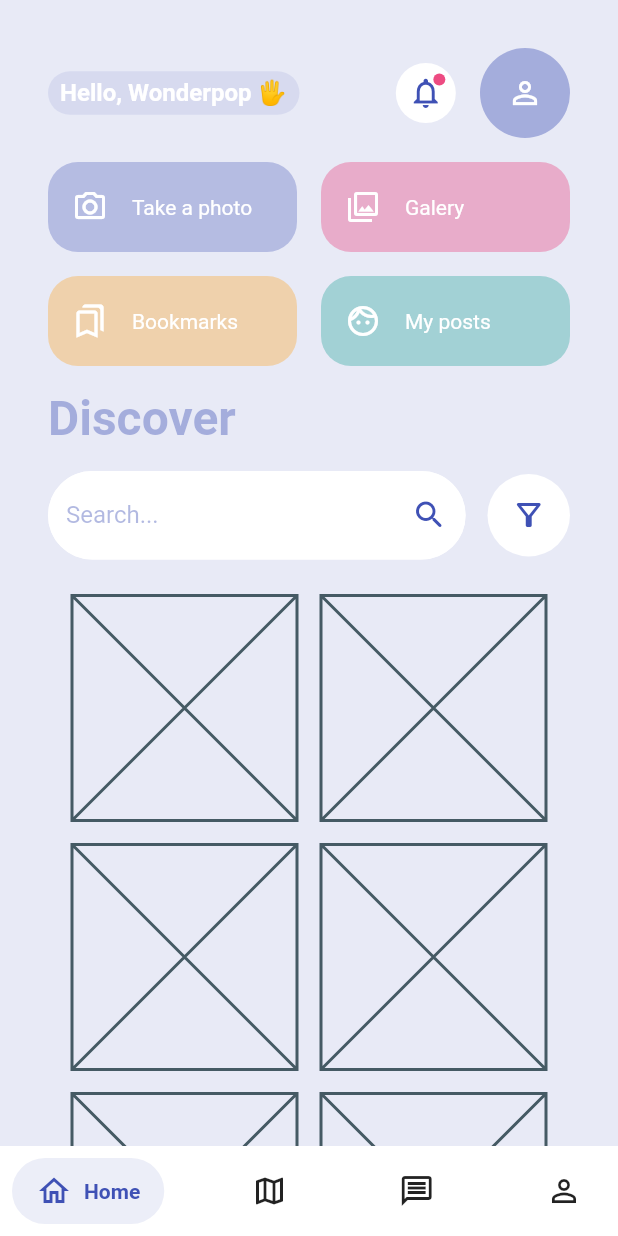
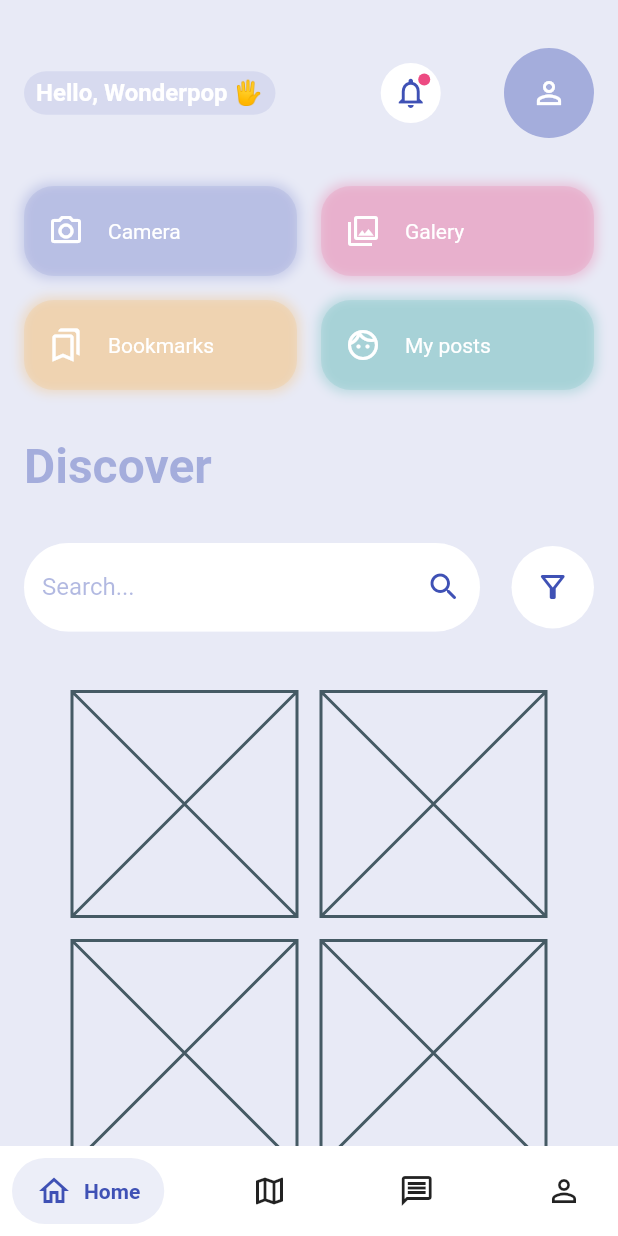
Before and after one commit to wonderpops/ocean_slicks, a Flutter app: the screen it shows after launch, on a phone screen of 412 x 824 dp. Run offline on Flutter 3.47's test engine with Material 2 defaults, Android fonts, the phone set to English and light mode, and no system bars; drawn by our look-alikes of salomon_bottom_bar; our stand-ins replace camera, get; missing offline and left inert: universe.

Commit message:
Small redesign

```diff
--- a/lib/widgets/home_screen/home_screen.dart
+++ b/lib/widgets/home_screen/home_screen.dart
@@ -8,23 +8,23 @@ class HomeScreenWidget extends StatelessWidget {
     return Container(
       child: SingleChildScrollView(
         child: Padding(
-          padding: const EdgeInsets.symmetric(horizontal: 32, vertical: 32),
+          padding: const EdgeInsets.symmetric(horizontal: 16, vertical: 32),
           child: Column(
             crossAxisAlignment: CrossAxisAlignment.start,
             mainAxisAlignment: MainAxisAlignment.spaceAround,
             children: [
               _PersonDataWidget(),
-              SizedBox(height: 16),
+              SizedBox(height: 32),
               _ActionButtons(),
-              SizedBox(height: 16),
+              SizedBox(height: 32),
               Text('Discover',
                   style: TextStyle(
                       fontSize: 32,
                       color: Colors.indigo.withOpacity(.4),
                       fontWeight: FontWeight.bold)),
-              SizedBox(height: 16),
+              SizedBox(height: 32),
               _SearchWidget(),
-              SizedBox(height: 16),
+              SizedBox(height: 32),
               _DiscoverWidget()
             ],
           ),
@@ -115,6 +115,7 @@ class _PersonDataWidget extends StatelessWidget {
               )
             ],
           ),
+          SizedBox(width: 4),
           CircleAvatar(
             radius: 30,
             backgroundColor: Colors.indigo.withOpacity(.4),
@@ -122,6 +123,229 @@ class _PersonDataWidget extends StatelessWidget {
           )
         ],
       ),
+    );
+  }
+}
+
+class _ActionButtons extends StatelessWidget {
+  const _ActionButtons({Key? key}) : super(key: key);
+
+  @override
+  Widget build(BuildContext context) {
+    return Column(
+      children: [
+        Row(
+          children: [
+            Flexible(
+              child: Stack(
+                children: [
+                  Container(
+                    height: 60,
+                    decoration: BoxDecoration(
+                        color: Colors.indigo.withOpacity(.1),
+                        boxShadow: [
+                          BoxShadow(
+                            color: Colors.indigo.withOpacity(.2),
+                            spreadRadius: 2,
+                            blurRadius: 6,
+                            offset: const Offset(0, 0),
+                          ),
+                        ],
+                        borderRadius: BorderRadius.circular(20)),
+                    child: Row(
+                        mainAxisAlignment: MainAxisAlignment.start,
+                        children: [
+                          SizedBox(width: 16),
+                          Icon(
+                            Icons.photo_camera_outlined,
+                            color: Colors.white,
+                          ),
+                          SizedBox(width: 16),
+                          Text(
+                            'Camera',
+                            style: TextStyle(color: Colors.white),
+                          ),
+                        ]),
+                  ),
+                  Material(
+                    color: Colors.transparent,
+                    child: InkWell(
+                      onTap: () {
+                        print('lol');
+                      },
+                      splashColor: Colors.indigo.withOpacity(.1),
+                      hoverColor: Colors.indigo.withOpacity(.1),
+                      highlightColor: Colors.indigo.withOpacity(.1),
+                      borderRadius: BorderRadius.circular(20),
+                      child: Container(
+                        alignment: Alignment.center,
+                        height: 60,
+                      ),
+                    ),
+                  ),
+                ],
+              ),
+            ),
+            SizedBox(width: 16),
+            Flexible(
+              child: Stack(
+                children: [
+                  Container(
+                    height: 60,
+                    decoration: BoxDecoration(
+                        color: Colors.pink.withOpacity(.1),
+                        boxShadow: [
+                          BoxShadow(
+                            color: Colors.pink.withOpacity(.2),
+                            spreadRadius: 2,
+                            blurRadius: 6,
+                            offset: const Offset(0, 0),
+                          ),
+                        ],
+                        borderRadius: BorderRadius.circular(20)),
+                    child: Row(
+                        mainAxisAlignment: MainAxisAlignment.start,
+                        children: [
+                          SizedBox(width: 16),
+                          Icon(
+                            Icons.photo_library_outlined,
+                            color: Colors.white,
+                          ),
+                          SizedBox(width: 16),
+                          Text(
+                            'Galery',
+                            style: TextStyle(color: Colors.white),
+                          ),
+                        ]),
+                  ),
+                  Material(
+                    color: Colors.transparent,
+                    child: InkWell(
+                      onTap: () {
+                        print('lol');
+                      },
+                      splashColor: Colors.pink.withOpacity(.1),
+                      hoverColor: Colors.pink.withOpacity(.1),
+                      highlightColor: Colors.pink.withOpacity(.1),
+                      borderRadius: BorderRadius.circular(20),
+                      child: Container(
+                        alignment: Alignment.center,
+                        height: 60,
+                      ),
+                    ),
+                  ),
+                ],
+              ),
+            ),
+          ],
+        ),
+        SizedBox(height: 16),
+        Row(
+          children: [
+            Flexible(
+              child: Stack(
+                children: [
+                  Container(
+                    height: 60,
+                    decoration: BoxDecoration(
+                        color: Colors.orange.withOpacity(.1),
+                        boxShadow: [
+                          BoxShadow(
+                            color: Colors.orange.withOpacity(.2),
+                            spreadRadius: 2,
+                            blurRadius: 6,
+                            offset: const Offset(0, 0),
+                          ),
+                        ],
+                        borderRadius: BorderRadius.circular(20)),
+                    child: Row(
+                        mainAxisAlignment: MainAxisAlignment.start,
+                        children: [
+                          SizedBox(width: 16),
+                          Icon(
+                            Icons.bookmarks_outlined,
+                            color: Colors.white,
+                          ),
+                          SizedBox(width: 16),
+                          Text(
+                            'Bookmarks',
+                            style: TextStyle(color: Colors.white),
+                          ),
+                        ]),
+                  ),
+                  Material(
+                    color: Colors.transparent,
+                    child: InkWell(
+                      onTap: () {
+                        print('lol');
+                      },
+                      splashColor: Colors.orange.withOpacity(.1),
+                      hoverColor: Colors.orange.withOpacity(.1),
+                      highlightColor: Colors.orange.withOpacity(.1),
+                      borderRadius: BorderRadius.circular(20),
+                      child: Container(
+                        alignment: Alignment.center,
+                        height: 60,
+                      ),
+                    ),
+                  ),
+                ],
+              ),
+            ),
+            SizedBox(width: 16),
+            Flexible(
+              child: Stack(
+                children: [
+                  Container(
+                    height: 60,
+                    decoration: BoxDecoration(
+                        color: Colors.teal.withOpacity(.1),
+                        boxShadow: [
+                          BoxShadow(
+                            color: Colors.teal.withOpacity(.2),
+                            spreadRadius: 2,
+                            blurRadius: 6,
+                            offset: const Offset(0, 0),
+                          ),
+                        ],
+                        borderRadius: BorderRadius.circular(20)),
+                    child: Row(
+                        mainAxisAlignment: MainAxisAlignment.start,
+                        children: [
+                          SizedBox(width: 16),
+                          Icon(
+                            Icons.face_outlined,
+                            color: Colors.white,
+                          ),
+                          SizedBox(width: 16),
+                          Text(
+                            'My posts',
+                            style: TextStyle(color: Colors.white),
+                          ),
+                        ]),
+                  ),
+                  Material(
+                    color: Colors.transparent,
+                    child: InkWell(
+                      onTap: () {
+                        print('lol');
+                      },
+                      splashColor: Colors.teal.withOpacity(.1),
+                      hoverColor: Colors.teal.withOpacity(.1),
+                      highlightColor: Colors.teal.withOpacity(.1),
+                      borderRadius: BorderRadius.circular(20),
+                      child: Container(
+                        alignment: Alignment.center,
+                        height: 60,
+                      ),
+                    ),
+                  ),
+                ],
+              ),
+            ),
+          ],
+        ),
+      ],
     );
   }
 }
@@ -153,10 +377,12 @@ class _SearchWidget extends StatelessWidget {
                   hintStyle: TextStyle(color: Colors.indigo.withOpacity(.1)),
                   enabledBorder: OutlineInputBorder(
                       borderRadius: BorderRadius.circular(30.0),
-                      borderSide: const BorderSide(color: Colors.white)),
+                      borderSide:
+                          BorderSide(color: Colors.white.withOpacity(.4))),
                   focusedBorder: OutlineInputBorder(
                     borderRadius: BorderRadius.circular(30.0),
-                    borderSide: const BorderSide(color: Colors.white),
+                    borderSide:
+                        BorderSide(color: Colors.indigo.withOpacity(.4)),
                   ),
                   labelText: 'Search...',
                   hintText: 'Search',
@@ -202,193 +428,6 @@ class _SearchWidget extends StatelessWidget {
           ),
         ],
       ),
-    );
-  }
-}
-
-class _ActionButtons extends StatelessWidget {
-  const _ActionButtons({Key? key}) : super(key: key);
-
-  @override
-  Widget build(BuildContext context) {
-    return Column(
-      children: [
-        Row(
-          children: [
-            Flexible(
-              child: Stack(
-                children: [
-                  Container(
-                    height: 60,
-                    decoration: BoxDecoration(
-                        color: Colors.indigo.withOpacity(.3),
-                        borderRadius: BorderRadius.circular(20)),
-                    child: Row(
-                        mainAxisAlignment: MainAxisAlignment.start,
-                        children: [
-                          SizedBox(width: 16),
-                          Icon(
-                            Icons.photo_camera_outlined,
-                            color: Colors.white,
-                          ),
-                          SizedBox(width: 16),
-                          Text(
-                            'Take a photo',
-                            style: TextStyle(color: Colors.white),
-                          ),
-                        ]),
-                  ),
-                  Material(
-                    color: Colors.transparent,
-                    child: InkWell(
-                      onTap: () {
-                        print('lol');
-                      },
-                      splashColor: Colors.white.withOpacity(.1),
-                      hoverColor: Colors.white.withOpacity(.1),
-                      borderRadius: BorderRadius.circular(20),
-                      child: Container(
-                        alignment: Alignment.center,
-                        height: 60,
-                      ),
-                    ),
-                  ),
-                ],
-              ),
-            ),
-            SizedBox(width: 16),
-            Flexible(
-              child: Stack(
-                children: [
-                  Container(
-                    height: 60,
-                    decoration: BoxDecoration(
-                        color: Colors.pink.withOpacity(.3),
-                        borderRadius: BorderRadius.circular(20)),
-                    child: Row(
-                        mainAxisAlignment: MainAxisAlignment.start,
-                        children: [
-                          SizedBox(width: 16),
-                          Icon(
-                            Icons.photo_library_outlined,
-                            color: Colors.white,
-                          ),
-                          SizedBox(width: 16),
-                          Text(
-                            'Galery',
-                            style: TextStyle(color: Colors.white),
-                          ),
-                        ]),
-                  ),
-                  Material(
-                    color: Colors.transparent,
-                    child: InkWell(
-                      onTap: () {
-                        print('lol');
-                      },
-                      splashColor: Colors.white.withOpacity(.1),
-                      hoverColor: Colors.white.withOpacity(.1),
-                      borderRadius: BorderRadius.circular(20),
-                      child: Container(
-                        alignment: Alignment.center,
-                        height: 60,
-                      ),
-                    ),
-                  ),
-                ],
-              ),
-            ),
-          ],
-        ),
-        SizedBox(height: 16),
-        Row(
-          children: [
-            Flexible(
-              child: Stack(
-                children: [
-                  Container(
-                    height: 60,
-                    decoration: BoxDecoration(
-                        color: Colors.orange.withOpacity(.3),
-                        borderRadius: BorderRadius.circular(20)),
-                    child: Row(
-                        mainAxisAlignment: MainAxisAlignment.start,
-                        children: [
-                          SizedBox(width: 16),
-                          Icon(
-                            Icons.bookmarks_outlined,
-                            color: Colors.white,
-                          ),
-                          SizedBox(width: 16),
-                          Text(
-                            'Bookmarks',
-                            style: TextStyle(color: Colors.white),
-                          ),
-                        ]),
-                  ),
-                  Material(
-                    color: Colors.transparent,
-                    child: InkWell(
-                      onTap: () {
-                        print('lol');
-                      },
-                      splashColor: Colors.white.withOpacity(.1),
-                      hoverColor: Colors.white.withOpacity(.1),
-                      borderRadius: BorderRadius.circular(20),
-                      child: Container(
-                        alignment: Alignment.center,
-                        height: 60,
-                      ),
-                    ),
-                  ),
-                ],
-              ),
-            ),
-            SizedBox(width: 16),
-            Flexible(
-              child: Stack(
-                children: [
-                  Container(
-                    height: 60,
-                    decoration: BoxDecoration(
-                        color: Colors.teal.withOpacity(.3),
-                        borderRadius: BorderRadius.circular(20)),
-                    child: Row(
-                        mainAxisAlignment: MainAxisAlignment.start,
-                        children: [
-                          SizedBox(width: 16),
-                          Icon(
-                            Icons.face_outlined,
-                            color: Colors.white,
-                          ),
-                          SizedBox(width: 16),
-                          Text(
-                            'My posts',
-                            style: TextStyle(color: Colors.white),
-                          ),
-                        ]),
-                  ),
-                  Material(
-                    color: Colors.transparent,
-                    child: InkWell(
-                      onTap: () {
-                        print('lol');
-                      },
-                      splashColor: Colors.white.withOpacity(.1),
-                      hoverColor: Colors.white.withOpacity(.1),
-                      borderRadius: BorderRadius.circular(20),
-                      child: Container(
-                        alignment: Alignment.center,
-                        height: 60,
-                      ),
-                    ),
-                  ),
-                ],
-              ),
-            ),
-          ],
-        ),
-      ],
     );
   }
 }
--- a/lib/widgets/messages_screen/messages_screen.dart
+++ b/lib/widgets/messages_screen/messages_screen.dart
@@ -68,15 +68,12 @@ class _ChatPreviewWidget extends StatelessWidget {
 
   @override
   Widget build(BuildContext context) {
-    return Padding(
-      padding: const EdgeInsets.symmetric(horizontal: 16),
-      child: Column(
+    return Column(
       children: [
         Stack(
           children: [
             Padding(
-                padding:
-                    const EdgeInsets.symmetric(horizontal: 16, vertical: 8),
+              padding: const EdgeInsets.symmetric(horizontal: 16, vertical: 8),
               child: Container(
                 height: 70,
                 child: Column(
@@ -146,10 +143,12 @@ class _ChatPreviewWidget extends StatelessWidget {
             ),
           ],
         ),
-          Container(height: 1, color: Colors.white),
+        Padding(
+          padding: const EdgeInsets.symmetric(horizontal: 8),
+          child: Container(height: 1, color: Colors.white),
+        ),
         SizedBox(height: 8),
       ],
-      ),
     );
   }
 }
```
Lines whose indentation alone changed are shown as unchanged.
